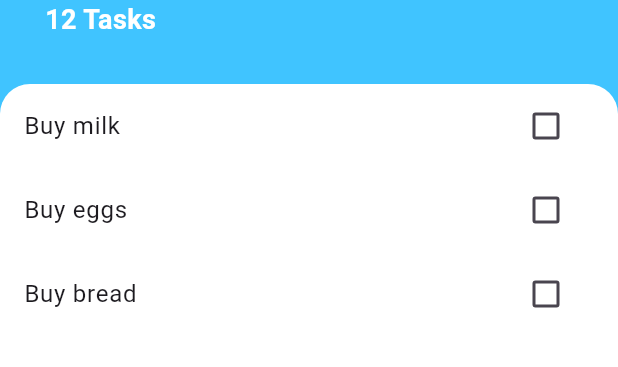
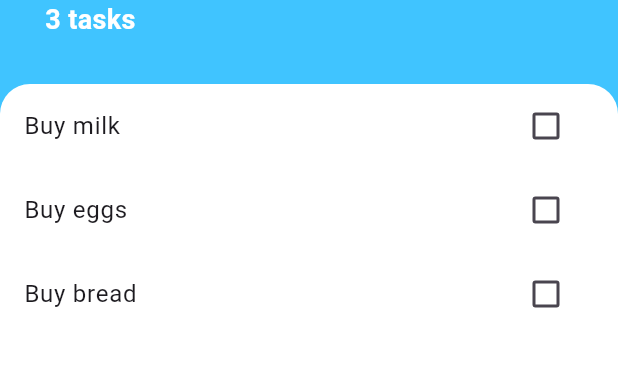
Before and after one commit to xdelmo/the_complete_flutter_development_bootcamp_with_dart, a Flutter app: the screen it shows after launch, on a phone screen of 412 x 824 dp, the part 303-670 px from its top. Run offline on Flutter 3.47's test engine with Material 3 defaults, Android fonts, the phone set to English and light mode, and no system bars; our stand-ins replace animated_text_kit, audioplayers, firebase_core, font_awesome_flutter, geolocator, rflutter_alert; accounts and stored records are empty; generated files the repository leaves out were written again.

Commit message:
feat: Implement task state management in `TasksScreen` and enable adding new tasks through `AddTaskScreen`.

```diff
--- a/todoey/lib/main.dart
+++ b/todoey/lib/main.dart
@@ -10,7 +10,7 @@
 
   @override
   Widget build(BuildContext context) {
-    return const MaterialApp(
+    return MaterialApp(
       home: TasksScreen(),
     );
   }
--- a/todoey/lib/screens/tasks_screen.dart
+++ b/todoey/lib/screens/tasks_screen.dart
@@ -2,9 +2,20 @@
 import 'package:todoey/widgets/tasks_list.dart';
 import 'package:todoey/screens/add_task_screen.dart';
 
-class TasksScreen extends StatelessWidget {
-  const TasksScreen({super.key});
+import '../models/task.dart';
 
+class TasksScreen extends StatefulWidget {
+  List<Task> tasks = [
+    Task(name: 'Buy milk', isDone: false),
+    Task(name: 'Buy eggs', isDone: false),
+    Task(name: 'Buy bread', isDone: false),
+  ];
+
+  @override
+  State<TasksScreen> createState() => _TasksScreenState();
+}
+
+class _TasksScreenState extends State<TasksScreen> {
   @override
   Widget build(BuildContext context) {
     return Scaffold(
@@ -18,7 +29,15 @@
                       child: Container(
                     padding: EdgeInsets.only(
                         bottom: MediaQuery.of(context).viewInsets.bottom),
-                    child: const AddTaskScreen(),
+                    child: AddTaskScreen(
+                      addTaskCallback: (newTaskTitle) {
+                        setState(() {
+                          widget.tasks
+                              .add(Task(name: newTaskTitle, isDone: false));
+                        });
+                        Navigator.pop(context);
+                      },
+                    ),
                   )));
         },
         shape: const CircleBorder(),
@@ -31,10 +50,10 @@
           Container(
             padding: const EdgeInsets.only(
                 top: 60.0, left: 30.0, right: 30.0, bottom: 30.0),
-            child: const Column(
+            child: Column(
               crossAxisAlignment: CrossAxisAlignment.start,
               children: <Widget>[
-                CircleAvatar(
+                const CircleAvatar(
                   backgroundColor: Colors.white,
                   radius: 30.0,
                   child: Icon(
@@ -43,8 +62,8 @@
                     size: 30.0,
                   ),
                 ),
-                SizedBox(height: 10.0),
-                Text(
+                const SizedBox(height: 10.0),
+                const Text(
                   "Todoey",
                   style: TextStyle(
                       color: Colors.white,
@@ -52,8 +71,8 @@
                       fontWeight: FontWeight.w700),
                 ),
                 Text(
-                  "12 Tasks",
-                  style: TextStyle(
+                  '${widget.tasks.length} tasks',
+                  style: const TextStyle(
                       color: Colors.white,
                       fontSize: 18.0,
                       fontWeight: FontWeight.w700),
@@ -69,7 +88,7 @@
                     topLeft: Radius.circular(20),
                     topRight: Radius.circular(20)),
               ),
-              child: const TasksList(),
+              child: TasksList(tasks: widget.tasks),
             ),
           ),
         ],
--- a/todoey/lib/widgets/tasks_list.dart
+++ b/todoey/lib/widgets/tasks_list.dart
@@ -3,34 +3,30 @@
 import '../models/task.dart';
 
 class TasksList extends StatefulWidget {
-  const TasksList({super.key});
+  final List<Task> tasks;
+
+  const TasksList({super.key, required this.tasks});
 
   @override
   State<TasksList> createState() => _TasksListState();
 }
 
 class _TasksListState extends State<TasksList> {
-  List<Task> tasks = [
-    Task(name: 'Buy milk', isDone: false),
-    Task(name: 'Buy eggs', isDone: false),
-    Task(name: 'Buy bread', isDone: false),
-  ];
-
   @override
   Widget build(BuildContext context) {
     return ListView.builder(
         itemBuilder: (context, index) {
           return TaskTile(
-            taskTitle: tasks[index].name,
-            isChecked: tasks[index].isDone,
+            taskTitle: widget.tasks[index].name,
+            isChecked: widget.tasks[index].isDone,
             checkboxCallback: (bool? checkboxState) {
               setState(() {
-                tasks[index].toggleDone();
+                widget.tasks[index].toggleDone();
               });
             },
           );
         },
-        itemCount: tasks.length);
+        itemCount: widget.tasks.length);
   }
 }
 
```
Also changed, not shown: todoey/lib/screens/add_task_screen.dart (+19 -7 lines).
